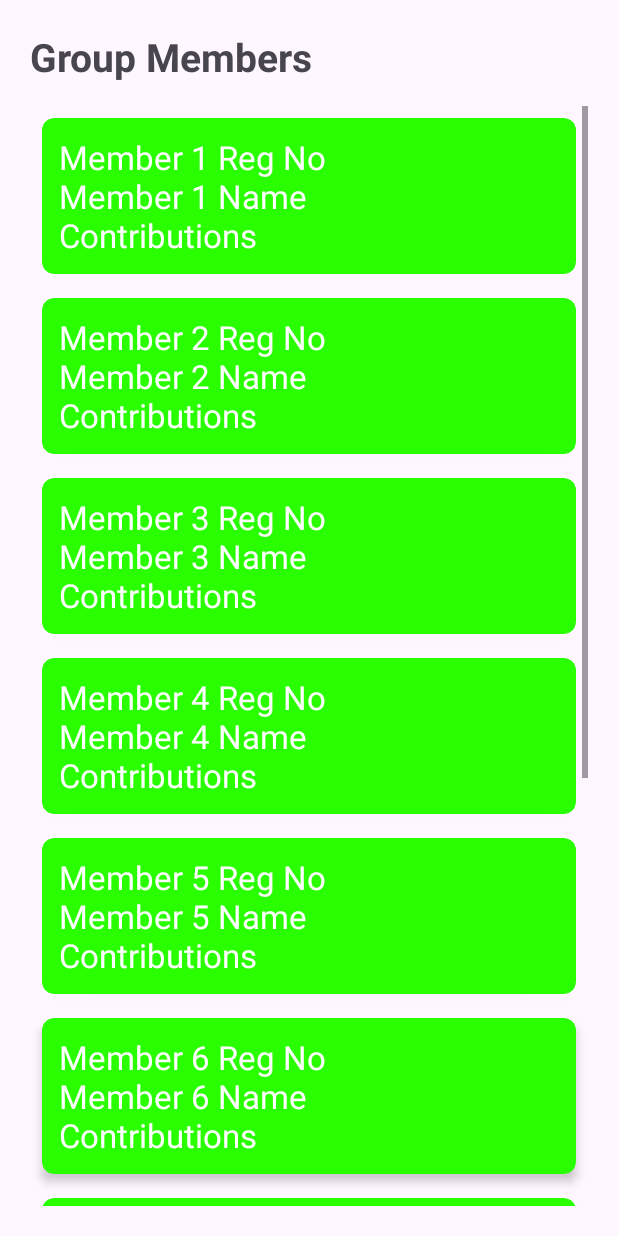
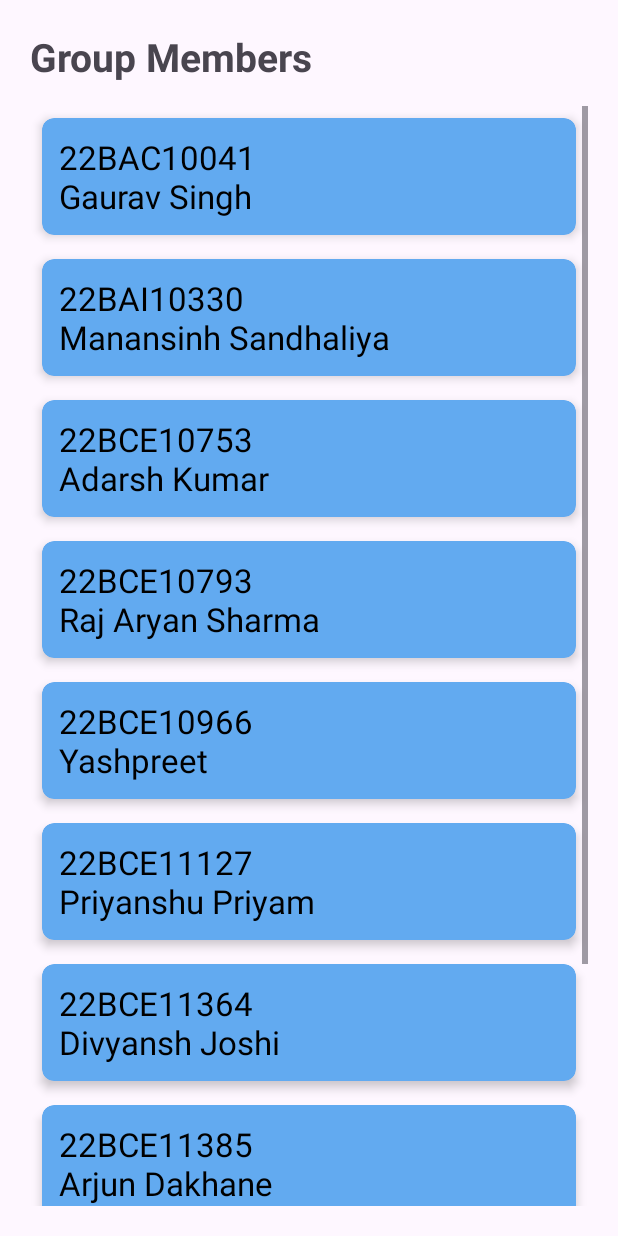
Before and after one commit to ppriyanshu26/FraudApp, an Android app: the Members screen opened directly, with no data from a screen before it, on a phone screen of 412 x 824 dp. Run offline under Robolectric (Android 15) with nearby library versions, the light colour scheme and no system bars.

Commit message:
Interactive Members

```diff
--- a/app/src/main/java/com/priyanshu/projectexhibition/Members.java
+++ b/app/src/main/java/com/priyanshu/projectexhibition/Members.java
@@ -1,14 +1,21 @@
 package com.priyanshu.projectexhibition;
 
 import android.os.Bundle;
+import android.view.View;
+import android.widget.TextView;
+import android.widget.Toast;
 
 import androidx.activity.EdgeToEdge;
 import androidx.appcompat.app.AppCompatActivity;
+import androidx.cardview.widget.CardView;
 import androidx.core.graphics.Insets;
 import androidx.core.view.ViewCompat;
 import androidx.core.view.WindowInsetsCompat;
 
 public class Members extends AppCompatActivity {
+
+    TextView txt1, txt2, txt3, txt4, txt5, txt6, txt7, txt8, txt9, txt10;
+    CardView card1, card2, card3, card4, card5, card6, card7, card8, card9, card10;
 
     @Override
     protected void onCreate(Bundle savedInstanceState) {
@@ -20,5 +27,110 @@ public class Members extends AppCompatActivity {
             v.setPadding(systemBars.left, systemBars.top, systemBars.right, systemBars.bottom);
             return insets;
         });
+
+        card1 = findViewById(R.id.card1);
+        card2 = findViewById(R.id.card2);
+        card3 = findViewById(R.id.card3);
+        card4 = findViewById(R.id.card4);
+        card5 = findViewById(R.id.card5);
+        card6 = findViewById(R.id.card6);
+        card7 = findViewById(R.id.card7);
+        card8 = findViewById(R.id.card8);
+        card9 = findViewById(R.id.card9);
+        card10 = findViewById(R.id.card10);
+
+        txt1 = findViewById(R.id.txt1);
+        txt2 = findViewById(R.id.txt2);
+        txt3 = findViewById(R.id.txt3);
+        txt4 = findViewById(R.id.txt4);
+        txt5 = findViewById(R.id.txt5);
+        txt6 = findViewById(R.id.txt6);
+        txt7 = findViewById(R.id.txt7);
+        txt8 = findViewById(R.id.txt8);
+        txt9 = findViewById(R.id.txt9);
+        txt10 = findViewById(R.id.txt10);
+
+        card1.setOnClickListener(new View.OnClickListener() {
+            @Override
+            public void onClick(View v) {
+                String name = txt1.getText().toString();
+                name = name.substring(11);
+                Toast.makeText(Members.this, name+" says Hi!", Toast.LENGTH_SHORT).show();
+            }
+        });
+        card2.setOnClickListener(new View.OnClickListener() {
+            @Override
+            public void onClick(View v) {
+                String name = txt2.getText().toString();
+                name = name.substring(11);
+                Toast.makeText(Members.this, name+" says Hi!", Toast.LENGTH_SHORT).show();
+            }
+        });
+        card3.setOnClickListener(new View.OnClickListener() {
+            @Override
+            public void onClick(View v) {
+                String name = txt3.getText().toString();
+                name = name.substring(11);
+                Toast.makeText(Members.this, name+" says Hi!", Toast.LENGTH_SHORT).show();
+            }
+        });
+        card4.setOnClickListener(new View.OnClickListener() {
+            @Override
+            public void onClick(View v) {
+                String name = txt4.getText().toString();
+                name = name.substring(11);
+                Toast.makeText(Members.this, name+" says Hi!", Toast.LENGTH_SHORT).show();
+            }
+        });
+        card5.setOnClickListener(new View.OnClickListener() {
+            @Override
+            public void onClick(View v) {
+                String name = txt5.getText().toString();
+                name = name.substring(11);
+                Toast.makeText(Members.this, name+" says Hi!", Toast.LENGTH_SHORT).show();
+            }
+        });
+        card6.setOnClickListener(new View.OnClickListener() {
+            @Override
+            public void onClick(View v) {
+                String name = txt6.getText().toString();
+                name = name.substring(11);
+                Toast.makeText(Members.this, name+" says Hi!", Toast.LENGTH_SHORT).show();
+            }
+        });
+        card7.setOnClickListener(new View.OnClickListener() {
+            @Override
+            public void onClick(View v) {
+                String name = txt7.getText().toString();
+                name = name.substring(11);
+                Toast.makeText(Members.this, name+" says Hi!", Toast.LENGTH_SHORT).show();
+            }
+        });
+        card8.setOnClickListener(new View.OnClickListener() {
+            @Override
+            public void onClick(View v) {
+                String name = txt8.getText().toString();
+                name = name.substring(11);
+                Toast.makeText(Members.this, name+" says Hi!", Toast.LENGTH_SHORT).show();
+            }
+        });
+        card9.setOnClickListener(new View.OnClickListener() {
+            @Override
+            public void onClick(View v) {
+                String name = txt9.getText().toString();
+                name = name.substring(11);
+                Toast.makeText(Members.this, name+" says Hi!", Toast.LENGTH_SHORT).show();
+            }
+        });
+        card10.setOnClickListener(new View.OnClickListener() {
+            @Override
+            public void onClick(View v) {
+                String name = txt10.getText().toString();
+                name = name.substring(11);
+                Toast.makeText(Members.this, name+" says Hi!", Toast.LENGTH_SHORT).show();
+            }
+        });
+
+
     }
 }
--- a/app/src/main/res/layout/activity_main.xml
+++ b/app/src/main/res/layout/activity_main.xml
@@ -50,7 +50,7 @@
         android:layout_gravity="center"
         android:layout_marginTop="24dp"
         android:backgroundTint="#E8064A"
-        android:text="Clickbaits"
+        android:text="Detect Clickbaits"
         android:textSize="22sp"/>
 
     <androidx.appcompat.widget.AppCompatButton
@@ -60,7 +60,7 @@
         android:layout_gravity="center"
         android:layout_marginTop="24dp"
         android:backgroundTint="#00D41C"
-        android:text="Group Members"
+        android:text="Our Team"
         android:textSize="22sp"/>
 
     <androidx.appcompat.widget.AppCompatButton
--- a/app/src/main/res/layout/activity_members.xml
+++ b/app/src/main/res/layout/activity_members.xml
@@ -34,14 +34,36 @@
                 android:layout_margin="8dp"
                 app:cardCornerRadius="8dp"
                 app:cardElevation="4dp"
-                app:cardBackgroundColor="#29FF00">
+                app:cardBackgroundColor="#62AAF0"
+                android:id="@+id/card1">
 
                 <TextView
                     android:layout_width="wrap_content"
                     android:layout_height="wrap_content"
-                    android:text="Member 1 Reg No\nMember 1 Name\nContributions"
+                    android:text="22BAC10041\nGaurav Singh"
                     android:textSize="22dp"
-                    android:textColor="@color/white"
+                    android:id="@+id/txt1"
+                    android:textColor="@color/black"
+                    android:padding="11dp"/>
+
+            </androidx.cardview.widget.CardView>
+
+            <androidx.cardview.widget.CardView
+                android:layout_width="match_parent"
+                android:layout_height="wrap_content"
+                android:layout_margin="8dp"
+                android:id="@+id/card2"
+                app:cardCornerRadius="8dp"
+                app:cardElevation="4dp"
+                app:cardBackgroundColor="#62AAF0">
+
+                <TextView
+                    android:layout_width="wrap_content"
+                    android:layout_height="wrap_content"
+                    android:text="22BAI10330\nManansinh Sandhaliya"
+                    android:textSize="22dp"
+                    android:textColor="@color/black"
+                    android:id="@+id/txt2"
                     android:padding="11dp"/>
 
             </androidx.cardview.widget.CardView>
@@ -52,14 +74,16 @@
                 android:layout_margin="8dp"
                 app:cardCornerRadius="8dp"
                 app:cardElevation="4dp"
-                app:cardBackgroundColor="#29FF00">
+                android:id="@+id/card3"
+                app:cardBackgroundColor="#62AAF0">
 
                 <TextView
                     android:layout_width="wrap_content"
                     android:layout_height="wrap_content"
-                    android:text="Member 2 Reg No\nMember 2 Name\nContributions"
+                    android:text="22BCE10753\nAdarsh Kumar"
                     android:textSize="22dp"
-                    android:textColor="@color/white"
+                    android:id="@+id/txt3"
+                    android:textColor="@color/black"
                     android:padding="11dp"/>
 
             </androidx.cardview.widget.CardView>
@@ -70,14 +94,16 @@
                 android:layout_margin="8dp"
                 app:cardCornerRadius="8dp"
                 app:cardElevation="4dp"
-                app:cardBackgroundColor="#29FF00">
+                android:id="@+id/card4"
+                app:cardBackgroundColor="#62AAF0">
 
                 <TextView
                     android:layout_width="wrap_content"
                     android:layout_height="wrap_content"
-                    android:text="Member 3 Reg No\nMember 3 Name\nContributions"
+                    android:text="22BCE10793\nRaj Aryan Sharma"
                     android:textSize="22dp"
-                    android:textColor="@color/white"
+                    android:id="@+id/txt4"
+                    android:textColor="@color/black"
                     android:padding="11dp"/>
 
             </androidx.cardview.widget.CardView>
@@ -88,14 +114,96 @@
                 android:layout_margin="8dp"
                 app:cardCornerRadius="8dp"
                 app:cardElevation="4dp"
-                app:cardBackgroundColor="#29FF00">
+                android:id="@+id/card5"
+                app:cardBackgroundColor="#62AAF0">
 
                 <TextView
                     android:layout_width="wrap_content"
                     android:layout_height="wrap_content"
-                    android:text="Member 4 Reg No\nMember 4 Name\nContributions"
+                    android:text="22BCE10966\nYashpreet"
                     android:textSize="22dp"
-                    android:textColor="@color/white"
+                    android:id="@+id/txt5"
+                    android:textColor="@color/black"
+                    android:padding="11dp"/>
+
+            </androidx.cardview.widget.CardView>
+
+            <androidx.cardview.widget.CardView
+                android:layout_width="match_parent"
+                android:layout_height="wrap_content"
+                android:layout_margin="8dp"
+                android:id="@+id/card6"
+                app:cardCornerRadius="8dp"
+                app:cardElevation="4dp"
+                app:cardBackgroundColor="#62AAF0">
+
+                <TextView
+                    android:layout_width="wrap_content"
+                    android:layout_height="wrap_content"
+                    android:text="22BCE11127\nPriyanshu Priyam"
+                    android:textSize="22dp"
+                    android:id="@+id/txt6"
+                    android:textColor="@color/black"
+                    android:padding="11dp"/>
+
+            </androidx.cardview.widget.CardView>
+
+            <androidx.cardview.widget.CardView
+                android:layout_width="match_parent"
+                android:layout_height="wrap_content"
+                android:layout_margin="8dp"
+                app:cardCornerRadius="8dp"
+                android:id="@+id/card7"
+                app:cardElevation="4dp"
+                app:cardBackgroundColor="#62AAF0">
+
+                <TextView
+                    android:layout_width="wrap_content"
+                    android:layout_height="wrap_content"
+                    android:text="22BCE11364\nDivyansh Joshi"
+                    android:textSize="22dp"
+                    android:textColor="@color/black"
+                    android:id="@+id/txt7"
+                    android:padding="11dp"/>
+
+            </androidx.cardview.widget.CardView>
+
+            <androidx.cardview.widget.CardView
+                android:layout_width="match_parent"
+                android:layout_height="wrap_content"
+                android:layout_margin="8dp"
+                app:cardCornerRadius="8dp"
+                android:id="@+id/card8"
+                app:cardElevation="4dp"
+                app:cardBackgroundColor="#62AAF0">
+
+                <TextView
+                    android:layout_width="wrap_content"
+                    android:layout_height="wrap_content"
+                    android:text="22BCE11385\nArjun Dakhane"
+                    android:textSize="22dp"
+                    android:id="@+id/txt8"
+                    android:textColor="@color/black"
+                    android:padding="11dp"/>
+
+            </androidx.cardview.widget.CardView>
+
+            <androidx.cardview.widget.CardView
+                android:layout_width="match_parent"
+                android:layout_height="wrap_content"
+                android:layout_margin="8dp"
+                app:cardCornerRadius="8dp"
+                android:id="@+id/card9"
+                app:cardElevation="4dp"
+                app:cardBackgroundColor="#62AAF0">
+
+                <TextView
+                    android:layout_width="wrap_content"
+                    android:layout_height="wrap_content"
+                    android:text="22BCE11662\nMaaz Mirza"
+                    android:textSize="22dp"
+                    android:id="@+id/txt9"
+                    android:textColor="@color/black"
                     android:padding="11dp"/>
 
             </androidx.cardview.widget.CardView>
@@ -106,104 +214,16 @@
                 android:layout_margin="8dp"
                 app:cardCornerRadius="8dp"
                 app:cardElevation="4dp"
-                app:cardBackgroundColor="#29FF00">
+                android:id="@+id/card10"
+                app:cardBackgroundColor="#62AAF0">
 
                 <TextView
                     android:layout_width="wrap_content"
                     android:layout_height="wrap_content"
-                    android:text="Member 5 Reg No\nMember 5 Name\nContributions"
+                    android:text="22BET10011\nTarang Gupta"
                     android:textSize="22dp"
-                    android:textColor="@color/white"
-                    android:padding="11dp"/>
-
-            </androidx.cardview.widget.CardView>
-
-            <androidx.cardview.widget.CardView
-                android:layout_width="match_parent"
-                android:layout_height="wrap_content"
-                android:layout_margin="8dp"
-                app:cardCornerRadius="8dp"
-                app:cardElevation="4dp"
-                app:cardBackgroundColor="#29FF00">
-
-                <TextView
-                    android:layout_width="wrap_content"
-                    android:layout_height="wrap_content"
-                    android:text="Member 6 Reg No\nMember 6 Name\nContributions"
-                    android:textSize="22dp"
-                    android:textColor="@color/white"
-                    android:padding="11dp"/>
-
-            </androidx.cardview.widget.CardView>
-
-            <androidx.cardview.widget.CardView
-                android:layout_width="match_parent"
-                android:layout_height="wrap_content"
-                android:layout_margin="8dp"
-                app:cardCornerRadius="8dp"
-                app:cardElevation="4dp"
-                app:cardBackgroundColor="#29FF00">
-
-                <TextView
-                    android:layout_width="wrap_content"
-                    android:layout_height="wrap_content"
-                    android:text="Member 7 Reg No\nMember 7 Name\nContributions"
-                    android:textSize="22dp"
-                    android:textColor="@color/white"
-                    android:padding="11dp"/>
-
-            </androidx.cardview.widget.CardView>
-
-            <androidx.cardview.widget.CardView
-                android:layout_width="match_parent"
-                android:layout_height="wrap_content"
-                android:layout_margin="8dp"
-                app:cardCornerRadius="8dp"
-                app:cardElevation="4dp"
-                app:cardBackgroundColor="#29FF00">
-
-                <TextView
-                    android:layout_width="wrap_content"
-                    android:layout_height="wrap_content"
-                    android:text="Member 8 Reg No\nMember 8 Name\nContributions"
-                    android:textSize="22dp"
-                    android:textColor="@color/white"
-                    android:padding="11dp"/>
-
-            </androidx.cardview.widget.CardView>
-
-            <androidx.cardview.widget.CardView
-                android:layout_width="match_parent"
-                android:layout_height="wrap_content"
-                android:layout_margin="8dp"
-                app:cardCornerRadius="8dp"
-                app:cardElevation="4dp"
-                app:cardBackgroundColor="#29FF00">
-
-                <TextView
-                    android:layout_width="wrap_content"
-                    android:layout_height="wrap_content"
-                    android:text="Member 9 Reg No\nMember 9 Name\nContributions"
-                    android:textSize="22dp"
-                    android:textColor="@color/white"
-                    android:padding="11dp"/>
-
-            </androidx.cardview.widget.CardView>
-
-            <androidx.cardview.widget.CardView
-                android:layout_width="match_parent"
-                android:layout_height="wrap_content"
-                android:layout_margin="8dp"
-                app:cardCornerRadius="8dp"
-                app:cardElevation="4dp"
-                app:cardBackgroundColor="#29FF00">
-
-                <TextView
-                    android:layout_width="wrap_content"
-                    android:layout_height="wrap_content"
-                    android:text="Member 10 Reg No\nMember 10 Name\nContributions"
-                    android:textSize="22dp"
-                    android:textColor="@color/white"
+                    android:textColor="@color/black"
+                    android:id="@+id/txt10"
                     android:padding="11dp"/>
 
             </androidx.cardview.widget.CardView>
```
Also changed, not shown: app/src/main/java/com/priyanshu/projectexhibition/Analysis.java (+10 -10 lines).
